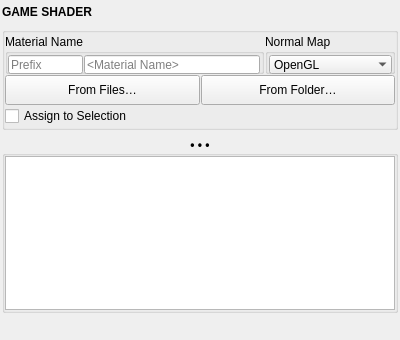
First picture: the form in blendertk/mat_utils/game_shader.ui, repository m3trik/blendertk, before the edit.
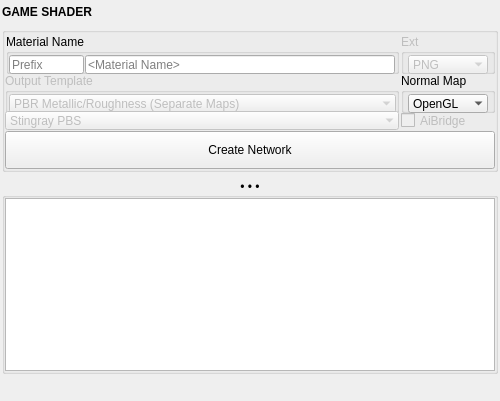
Second picture: the form after the edit. Custom widgets are drawn as their Qt base class.

Commit message: feat: parity-backlog pass -- HDR Manager, Lightmap Baker, Wheel Rig, Tube Rig, AffixOption

The edit to the form file:
```diff
--- a/blendertk/mat_utils/game_shader.ui
+++ b/blendertk/mat_utils/game_shader.ui
@@ -9,17 +9,26 @@
    <rect>
     <x>0</x>
     <y>0</y>
-    <width>400</width>
-    <height>340</height>
+    <width>500</width>
+    <height>401</height>
    </rect>
   </property>
   <property name="windowTitle">
-   <string>Game Shader</string>
+   <string>Create Shader Network</string>
+  </property>
+  <property name="tabShape">
+   <enum>QTabWidget::Triangular</enum>
+  </property>
+  <property name="dockNestingEnabled">
+   <bool>true</bool>
+  </property>
+  <property name="dockOptions">
+   <set>QMainWindow::AllowNestedDocks|QMainWindow::AllowTabbedDocks|QMainWindow::AnimatedDocks|QMainWindow::ForceTabbedDocks</set>
   </property>
   <widget class="QWidget" name="central_widget">
    <property name="minimumSize">
     <size>
-     <width>340</width>
+     <width>500</width>
      <height>0</height>
     </size>
    </property>
@@ -44,6 +53,9 @@
       <property name="spacing">
        <number>6</number>
       </property>
+      <property name="sizeConstraint">
+       <enum>QLayout::SetFixedSize</enum>
+      </property>
       <item>
        <widget class="Header" name="header">
         <property name="minimumSize">
@@ -52,6 +64,12 @@
           <height>19</height>
          </size>
         </property>
+        <property name="maximumSize">
+         <size>
+          <width>999</width>
+          <height>19</height>
+         </size>
+        </property>
         <property name="font">
          <font>
           <weight>75</weight>
@@ -65,6 +83,18 @@
       </item>
       <item>
        <widget class="QGroupBox" name="main_grp">
+        <property name="sizePolicy">
+         <sizepolicy hsizetype="Preferred" vsizetype="Fixed">
+          <horstretch>0</horstretch>
+          <verstretch>0</verstretch>
+         </sizepolicy>
+        </property>
+        <property name="minimumSize">
+         <size>
+          <width>0</width>
+          <height>145</height>
+         </size>
+        </property>
         <property name="title">
          <string/>
         </property>
@@ -84,14 +114,237 @@
          <property name="spacing">
           <number>1</number>
          </property>
-         <item row="0" column="0" colspan="2">
+         <item row="0" column="3">
+          <widget class="QGroupBox" name="extension_grp">
+           <property name="enabled">
+            <bool>false</bool>
+           </property>
+           <property name="minimumSize">
+            <size>
+             <width>0</width>
+             <height>40</height>
+            </size>
+           </property>
+           <property name="maximumSize">
+            <size>
+             <width>16777215</width>
+             <height>40</height>
+            </size>
+           </property>
+           <property name="toolTip">
+            <string>Not applicable in Blender — this flow wires existing textures into the shader node graph and never writes new output map files.</string>
+           </property>
+           <property name="title">
+            <string>Ext</string>
+           </property>
+           <layout class="QHBoxLayout" name="horizontalLayout_11">
+            <property name="spacing">
+             <number>1</number>
+            </property>
+            <property name="leftMargin">
+             <number>1</number>
+            </property>
+            <property name="topMargin">
+             <number>1</number>
+            </property>
+            <property name="rightMargin">
+             <number>0</number>
+            </property>
+            <property name="bottomMargin">
+             <number>1</number>
+            </property>
+            <item>
+             <widget class="ComboBox" name="cmb003">
+              <property name="minimumSize">
+               <size>
+                <width>80</width>
+                <height>19</height>
+               </size>
+              </property>
+              <property name="maximumSize">
+               <size>
+                <width>80</width>
+                <height>19</height>
+               </size>
+              </property>
+              <property name="toolTip">
+               <string>File type for the output maps.</string>
+              </property>
+              <property name="editable">
+               <bool>false</bool>
+              </property>
+              <property name="maxVisibleItems">
+               <number>30</number>
+              </property>
+              <property name="maxCount">
+               <number>20</number>
+              </property>
+              <property name="insertPolicy">
+               <enum>QComboBox::InsertAtTop</enum>
+              </property>
+              <property name="sizeAdjustPolicy">
+               <enum>QComboBox::AdjustToContents</enum>
+              </property>
+              <property name="frame">
+               <bool>false</bool>
+              </property>
+              <item>
+               <property name="text">
+                <string>PNG</string>
+               </property>
+              </item>
+              <item>
+               <property name="text">
+                <string>JPG</string>
+               </property>
+              </item>
+              <item>
+               <property name="text">
+                <string>BMP</string>
+               </property>
+              </item>
+              <item>
+               <property name="text">
+                <string>TGA</string>
+               </property>
+              </item>
+              <item>
+               <property name="text">
+                <string>TIFF</string>
+               </property>
+              </item>
+              <item>
+               <property name="text">
+                <string>GIF</string>
+               </property>
+              </item>
+             </widget>
+            </item>
+           </layout>
+          </widget>
+         </item>
+         <item row="2" column="3">
+          <widget class="QCheckBox" name="chk000">
+           <property name="enabled">
+            <bool>false</bool>
+           </property>
+           <property name="minimumSize">
+            <size>
+             <width>80</width>
+             <height>19</height>
+            </size>
+           </property>
+           <property name="maximumSize">
+            <size>
+             <width>80</width>
+             <height>19</height>
+            </size>
+           </property>
+           <property name="toolTip">
+            <string>Not applicable in Blender — Arnold/StingrayPBS render-bridge setup is Maya-only; Blender materials render natively in Cycles/EEVEE.</string>
+           </property>
+           <property name="text">
+            <string>AiBridge</string>
+           </property>
+          </widget>
+         </item>
+         <item row="1" column="3">
+          <widget class="QGroupBox" name="normal_output_grp">
+           <property name="minimumSize">
+            <size>
+             <width>0</width>
+             <height>40</height>
+            </size>
+           </property>
+           <property name="maximumSize">
+            <size>
+             <width>16777215</width>
+             <height>40</height>
+            </size>
+           </property>
+           <property name="title">
+            <string>Normal Map</string>
+           </property>
+           <layout class="QHBoxLayout" name="horizontalLayout_7">
+            <property name="spacing">
+             <number>1</number>
+            </property>
+            <property name="leftMargin">
+             <number>1</number>
+            </property>
+            <property name="topMargin">
+             <number>1</number>
+            </property>
+            <property name="rightMargin">
+             <number>0</number>
+            </property>
+            <property name="bottomMargin">
+             <number>1</number>
+            </property>
+            <item>
+             <widget class="ComboBox" name="cmb001">
+              <property name="minimumSize">
+               <size>
+                <width>80</width>
+                <height>19</height>
+               </size>
+              </property>
+              <property name="maximumSize">
+               <size>
+                <width>80</width>
+                <height>19</height>
+               </size>
+              </property>
+              <property name="toolTip">
+               <string>Select the normal map output type.</string>
+              </property>
+              <property name="editable">
+               <bool>false</bool>
+              </property>
+              <property name="maxVisibleItems">
+               <number>30</number>
+              </property>
+              <property name="maxCount">
+               <number>20</number>
+              </property>
+              <property name="insertPolicy">
+               <enum>QComboBox::InsertAtTop</enum>
+              </property>
+              <property name="sizeAdjustPolicy">
+               <enum>QComboBox::AdjustToContents</enum>
+              </property>
+              <property name="frame">
+               <bool>false</bool>
+              </property>
+              <item>
+               <property name="text">
+                <string>OpenGL</string>
+               </property>
+              </item>
+              <item>
+               <property name="text">
+                <string>DirectX</string>
+               </property>
+              </item>
+             </widget>
+            </item>
+           </layout>
+          </widget>
+         </item>
+         <item row="0" column="1">
           <widget class="QGroupBox" name="material_name_grp">
            <property name="minimumSize">
             <size>
-             <width>0</width>
+             <width>300</width>
              <height>40</height>
             </size>
            </property>
+           <property name="maximumSize">
+            <size>
+             <width>16777215</width>
+             <height>50</height>
+            </size>
+           </property>
            <property name="title">
             <string>Material Name</string>
            </property>
@@ -113,6 +366,12 @@
             </property>
             <item>
              <widget class="QLineEdit" name="txt002">
+              <property name="sizePolicy">
+               <sizepolicy hsizetype="Fixed" vsizetype="Fixed">
+                <horstretch>0</horstretch>
+                <verstretch>0</verstretch>
+               </sizepolicy>
+              </property>
               <property name="minimumSize">
                <size>
                 <width>75</width>
@@ -141,6 +400,12 @@
                 <height>19</height>
                </size>
               </property>
+              <property name="maximumSize">
+               <size>
+                <width>999</width>
+                <height>19</height>
+               </size>
+              </property>
               <property name="toolTip">
                <string>&lt;html&gt;&lt;head/&gt;&lt;body&gt;&lt;p&gt;Name the material. If blank, the name is derived from the texture set.&lt;/p&gt;&lt;/body&gt;&lt;/html&gt;</string>
               </property>
@@ -152,18 +417,30 @@
            </layout>
           </widget>
          </item>
-         <item row="0" column="2">
-          <widget class="QGroupBox" name="normal_output_grp">
+         <item row="1" column="0" colspan="2">
+          <widget class="QGroupBox" name="output_template_grp">
+           <property name="enabled">
+            <bool>false</bool>
+           </property>
            <property name="minimumSize">
             <size>
              <width>0</width>
              <height>40</height>
             </size>
            </property>
+           <property name="maximumSize">
+            <size>
+             <width>16777215</width>
+             <height>40</height>
+            </size>
+           </property>
+           <property name="toolTip">
+            <string>Not applicable in Blender — workflow presets pack/write new output map files; this flow only wires existing textures into the node graph.</string>
+           </property>
            <property name="title">
-            <string>Normal Map</string>
+            <string>Output Template</string>
            </property>
-           <layout class="QHBoxLayout" name="horizontalLayout_7">
+           <layout class="QHBoxLayout" name="horizontalLayout_9">
             <property name="spacing">
              <number>1</number>
             </property>
@@ -180,22 +457,43 @@
              <number>1</number>
             </property>
             <item>
-             <widget class="ComboBox" name="cmb001">
+             <widget class="ComboBox" name="cmb002">
               <property name="minimumSize">
                <size>
-                <width>80</width>
+                <width>0</width>
+                <height>19</height>
+               </size>
+              </property>
+              <property name="maximumSize">
+               <size>
+                <width>999</width>
                 <height>19</height>
                </size>
               </property>
               <property name="toolTip">
-               <string>Normal map convention — DirectX flips the green channel.</string>
+               <string/>
+              </property>
+              <property name="editable">
+               <bool>false</bool>
+              </property>
+              <property name="maxVisibleItems">
+               <number>30</number>
+              </property>
+              <property name="maxCount">
+               <number>20</number>
+              </property>
+              <property name="insertPolicy">
+               <enum>QComboBox::InsertAtTop</enum>
+              </property>
+              <property name="sizeAdjustPolicy">
+               <enum>QComboBox::AdjustToContents</enum>
               </property>
               <property name="frame">
                <bool>false</bool>
               </property>
               <item>
                <property name="text">
-                <string>OpenGL</string>
+                <string>PBR Metallic/Roughness (Separate Maps)</string>
                </property>
               </item>
               <item>
@@ -208,66 +506,98 @@
            </layout>
           </widget>
          </item>
-         <item row="1" column="0" colspan="3">
-          <layout class="QHBoxLayout" name="source_options">
-           <property name="spacing">
-            <number>1</number>
+         <item row="8" column="0" colspan="4">
+          <widget class="QPushButton" name="b000">
+           <property name="enabled">
+            <bool>true</bool>
            </property>
+           <property name="sizePolicy">
+            <sizepolicy hsizetype="Preferred" vsizetype="Fixed">
+             <horstretch>0</horstretch>
+             <verstretch>0</verstretch>
+            </sizepolicy>
+           </property>
+           <property name="minimumSize">
+            <size>
+             <width>200</width>
+             <height>38</height>
+            </size>
+           </property>
+           <property name="maximumSize">
+            <size>
+             <width>16777215</width>
+             <height>38</height>
+            </size>
+           </property>
+           <property name="text">
+            <string>Create Network</string>
+           </property>
+          </widget>
+         </item>
+         <item row="2" column="0" colspan="2">
+          <layout class="QHBoxLayout" name="graph_options">
            <item>
-            <widget class="QPushButton" name="b000">
+            <widget class="ComboBox" name="cmb004">
+             <property name="enabled">
+              <bool>false</bool>
+             </property>
              <property name="minimumSize">
               <size>
                <width>0</width>
-               <height>30</height>
+               <height>19</height>
               </size>
              </property>
-             <property name="toolTip">
-              <string>Pick PBR texture files and build a Principled material from them.</string>
-             </property>
-             <property name="text">
-              <string>From Files…</string>
-             </property>
-            </widget>
-           </item>
-           <item>
-            <widget class="QPushButton" name="b001">
-             <property name="minimumSize">
+             <property name="maximumSize">
               <size>
-               <width>0</width>
-               <height>30</height>
+               <width>16777215</width>
+               <height>19</height>
               </size>
              </property>
              <property name="toolTip">
               <string>Pick a folder; every recognized texture in it is classified and wired.</string>
              </property>
-             <property name="text">
-              <string>From Folder…</string>
+             <property name="editable">
+              <bool>false</bool>
              </property>
+             <property name="maxVisibleItems">
+              <number>30</number>
+             </property>
+             <property name="maxCount">
+              <number>20</number>
+             </property>
+             <property name="insertPolicy">
+              <enum>QComboBox::InsertAtTop</enum>
+             </property>
+             <property name="sizeAdjustPolicy">
+              <enum>QComboBox::AdjustToContents</enum>
+             </property>
+             <property name="frame">
+              <bool>false</bool>
+             </property>
+             <item>
+              <property name="text">
+               <string>Stingray PBS</string>
+              </property>
+             </item>
+             <item>
+              <property name="text">
+               <string>Standard Surface</string>
+              </property>
+             </item>
+             <item>
+              <property name="text">
+               <string>Open PBR</string>
+              </property>
+             </item>
             </widget>
            </item>
           </layout>
          </item>
-         <item row="2" column="0" colspan="3">
-          <widget class="QCheckBox" name="chk000">
-           <property name="toolTip">
-            <string>Assign the created material to the selected objects.</string>
-           </property>
-           <property name="text">
-            <string>Assign to Selection</string>
-           </property>
-          </widget>
-         </item>
         </layout>
        </widget>
       </item>
       <item>
        <widget class="CollapsableGroup" name="output_grp">
-        <property name="font">
-         <font>
-          <weight>75</weight>
-          <bold>true</bold>
-         </font>
-        </property>
         <property name="title">
          <string>• • •</string>
         </property>
@@ -292,6 +622,9 @@
            <property name="verticalScrollBarPolicy">
             <enum>Qt::ScrollBarAlwaysOff</enum>
            </property>
+           <property name="sizeAdjustPolicy">
+            <enum>QAbstractScrollArea::AdjustIgnored</enum>
+           </property>
            <property name="openExternalLinks">
             <bool>false</bool>
            </property>
```
Left out of the diff: 48 changed lines with no effect on the pictures. The commit also changes 19 other files.
